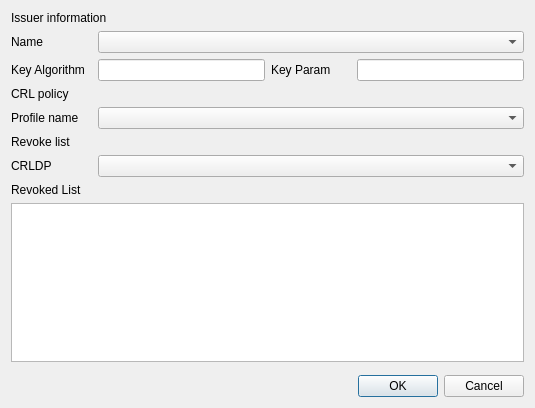
First picture: the form in CertMan/make_crl_dlg.ui, repository jykim74/CertMan, before the edit.
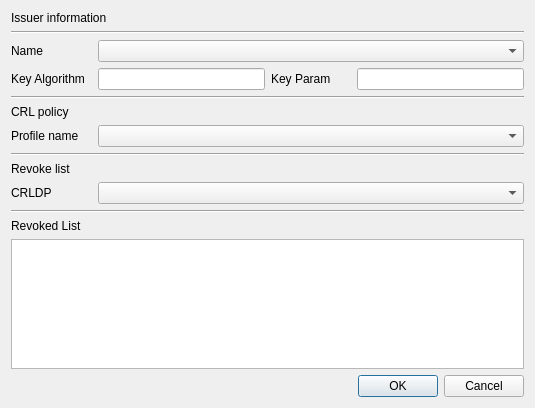
Second picture: the form after the edit.

```diff
--- a/CertMan/make_crl_dlg.ui
+++ b/CertMan/make_crl_dlg.ui
@@ -14,91 +14,7 @@
    <string>Make CRL</string>
   </property>
   <layout class="QGridLayout" name="gridLayout">
-   <item row="1" column="1" colspan="5">
-    <widget class="QComboBox" name="mIssuerNameCombo"/>
-   </item>
-   <item row="4" column="0">
-    <widget class="QLabel" name="label_6">
-     <property name="text">
-      <string>Profile name</string>
-     </property>
-    </widget>
-   </item>
-   <item row="2" column="1" colspan="2">
-    <widget class="QLineEdit" name="mAlgorithmText"/>
-   </item>
-   <item row="3" column="0" colspan="2">
-    <widget class="QLabel" name="label_5">
-     <property name="text">
-      <string>CRL policy</string>
-     </property>
-    </widget>
-   </item>
-   <item row="1" column="0">
-    <widget class="QLabel" name="label_2">
-     <property name="text">
-      <string>Name</string>
-     </property>
-    </widget>
-   </item>
-   <item row="4" column="1" colspan="5">
-    <widget class="QComboBox" name="mProfileNameCombo"/>
-   </item>
-   <item row="5" column="0" colspan="2">
-    <widget class="QLabel" name="label_7">
-     <property name="text">
-      <string>Revoke list</string>
-     </property>
-    </widget>
-   </item>
-   <item row="2" column="4" colspan="2">
-    <widget class="QLineEdit" name="mOptionText"/>
-   </item>
-   <item row="0" column="0" colspan="2">
-    <widget class="QLabel" name="label">
-     <property name="text">
-      <string>Issuer information</string>
-     </property>
-    </widget>
-   </item>
-   <item row="10" column="4" colspan="2">
-    <widget class="QDialogButtonBox" name="buttonBox">
-     <property name="orientation">
-      <enum>Qt::Horizontal</enum>
-     </property>
-     <property name="standardButtons">
-      <set>QDialogButtonBox::Cancel|QDialogButtonBox::Ok</set>
-     </property>
-    </widget>
-   </item>
-   <item row="2" column="0">
-    <widget class="QLabel" name="label_3">
-     <property name="text">
-      <string>Key Algorithm</string>
-     </property>
-    </widget>
-   </item>
-   <item row="6" column="1" colspan="5">
-    <widget class="QComboBox" name="mCRLDPCombo"/>
-   </item>
-   <item row="6" column="0">
-    <widget class="QLabel" name="label_10">
-     <property name="text">
-      <string>CRLDP</string>
-     </property>
-    </widget>
-   </item>
-   <item row="8" column="0" colspan="6">
-    <widget class="QTableWidget" name="mRevokeTable"/>
-   </item>
-   <item row="2" column="3">
-    <widget class="QLabel" name="mOptionLabel">
-     <property name="text">
-      <string>Key Param</string>
-     </property>
-    </widget>
-   </item>
-   <item row="9" column="1">
+   <item row="13" column="1">
     <spacer name="verticalSpacer">
      <property name="orientation">
       <enum>Qt::Vertical</enum>
@@ -111,13 +27,125 @@
      </property>
     </spacer>
    </item>
-   <item row="7" column="0" colspan="2">
+   <item row="9" column="1" colspan="5">
+    <widget class="QComboBox" name="mCRLDPCombo"/>
+   </item>
+   <item row="2" column="1" colspan="5">
+    <widget class="QComboBox" name="mIssuerNameCombo"/>
+   </item>
+   <item row="1" column="0" colspan="6">
+    <widget class="Line" name="line_3">
+     <property name="orientation">
+      <enum>Qt::Horizontal</enum>
+     </property>
+    </widget>
+   </item>
+   <item row="7" column="0" colspan="6">
+    <widget class="Line" name="line_2">
+     <property name="orientation">
+      <enum>Qt::Horizontal</enum>
+     </property>
+    </widget>
+   </item>
+   <item row="8" column="0" colspan="2">
+    <widget class="QLabel" name="label_7">
+     <property name="text">
+      <string>Revoke list</string>
+     </property>
+    </widget>
+   </item>
+   <item row="14" column="4" colspan="2">
+    <widget class="QDialogButtonBox" name="buttonBox">
+     <property name="orientation">
+      <enum>Qt::Horizontal</enum>
+     </property>
+     <property name="standardButtons">
+      <set>QDialogButtonBox::Cancel|QDialogButtonBox::Ok</set>
+     </property>
+    </widget>
+   </item>
+   <item row="3" column="1" colspan="2">
+    <widget class="QLineEdit" name="mAlgorithmText"/>
+   </item>
+   <item row="11" column="0" colspan="2">
     <widget class="QLabel" name="label_4">
      <property name="text">
       <string>Revoked List</string>
      </property>
     </widget>
    </item>
+   <item row="6" column="0">
+    <widget class="QLabel" name="label_6">
+     <property name="text">
+      <string>Profile name</string>
+     </property>
+    </widget>
+   </item>
+   <item row="3" column="3">
+    <widget class="QLabel" name="mOptionLabel">
+     <property name="text">
+      <string>Key Param</string>
+     </property>
+    </widget>
+   </item>
+   <item row="3" column="0">
+    <widget class="QLabel" name="label_3">
+     <property name="text">
+      <string>Key Algorithm</string>
+     </property>
+    </widget>
+   </item>
+   <item row="12" column="0" colspan="6">
+    <widget class="QTableWidget" name="mRevokeTable"/>
+   </item>
+   <item row="4" column="0" colspan="6">
+    <widget class="Line" name="line">
+     <property name="orientation">
+      <enum>Qt::Horizontal</enum>
+     </property>
+    </widget>
+   </item>
+   <item row="3" column="4" colspan="2">
+    <widget class="QLineEdit" name="mOptionText"/>
+   </item>
+   <item row="2" column="0">
+    <widget class="QLabel" name="label_2">
+     <property name="text">
+      <string>Name</string>
+     </property>
+    </widget>
+   </item>
+   <item row="0" column="0" colspan="2">
+    <widget class="QLabel" name="label">
+     <property name="text">
+      <string>Issuer information</string>
+     </property>
+    </widget>
+   </item>
+   <item row="9" column="0">
+    <widget class="QLabel" name="label_10">
+     <property name="text">
+      <string>CRLDP</string>
+     </property>
+    </widget>
+   </item>
+   <item row="5" column="0" colspan="2">
+    <widget class="QLabel" name="label_5">
+     <property name="text">
+      <string>CRL policy</string>
+     </property>
+    </widget>
+   </item>
+   <item row="6" column="1" colspan="5">
+    <widget class="QComboBox" name="mProfileNameCombo"/>
+   </item>
+   <item row="10" column="0" colspan="6">
+    <widget class="Line" name="line_4">
+     <property name="orientation">
+      <enum>Qt::Horizontal</enum>
+     </property>
+    </widget>
+   </item>
   </layout>
  </widget>
  <tabstops>
```
